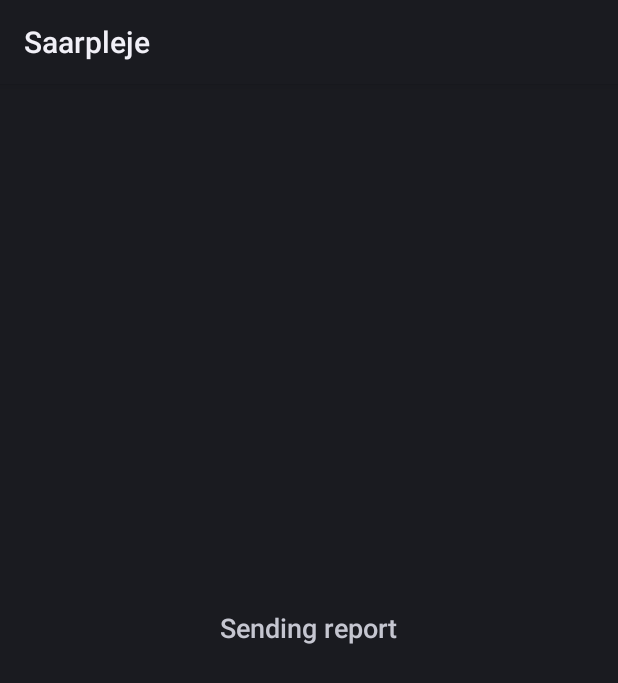
After one commit to aakb/gg_saarpleje, an Android app: the layout activity_finish_report.xml on its own in the app's theme, with its tools: preview values and no code run, on a phone screen of 412 x 824 dp. The commit adds this screen. Shown: the top 683 px of the screen. Run offline under Robolectric (Android 15) with nearby library versions, the phone set to English and light mode, and no system bars.

Commit message:
GGLASS-40: Added progress in percent to finish report. Cleaned up UI.

```diff
--- /dev/null
+++ b/app/src/main/res/layout/activity_finish_report.xml
@@ -0,0 +1,24 @@
+<?xml version="1.0" encoding="utf-8"?>
+<LinearLayout xmlns:android="http://schemas.android.com/apk/res/android"
+    android:layout_width="fill_parent"
+    android:layout_height="fill_parent"
+    android:orientation="vertical"
+    android:keepScreenOn="true"
+    android:gravity="center">
+
+    <TextView
+        android:layout_width="wrap_content"
+        android:layout_height="wrap_content"
+        android:textAppearance="?android:attr/textAppearanceMedium"
+        android:text="@string/sending_report"
+        android:id="@+id/text_sending_report" />
+
+    <TextView
+        android:layout_width="wrap_content"
+        android:layout_height="wrap_content"
+        android:textAppearance="?android:attr/textAppearanceLarge"
+        android:text=""
+        android:id="@+id/text_upload_progress"
+        android:layout_gravity="center_horizontal"
+        android:layout_marginTop="20px" />
+</LinearLayout>
--- a/app/src/main/res/layout/activity_layout.xml
+++ b/app/src/main/res/layout/activity_layout.xml
@@ -73,7 +73,7 @@
                 android:layout_height="wrap_content"
                 android:textAppearance="?android:attr/textAppearanceMedium"
                 android:text="@string/progress_image"
-                android:id="@+id/beforeImageLabel"
+                android:id="@+id/imageLabel"
                 android:layout_marginLeft="10px"
                 android:textColor="#898989" />
         </LinearLayout>
--- a/app/src/main/res/menu/start.xml
+++ b/app/src/main/res/menu/start.xml
@@ -6,5 +6,5 @@
         android:title="@string/scan_patient" />
     <item
         android:id="@+id/add_receiver_menu_item"
-        android:title="@string/add_receiver" />
+        android:title="@string/add_email" />
 </menu>
```
Also changed, not shown: app/src/main/java/itk/aakb/dk/gg_saarpleje/MainActivity.java (+9 -1 lines), app/src/main/java/itk/aakb/dk/gg_saarpleje/ReportActivity.java (+28 -53 lines), app/src/main/res/layout/activity_report.xml (deleted, +0 -18 lines), app/src/main/res/values/strings.xml (+17 -18 lines).
